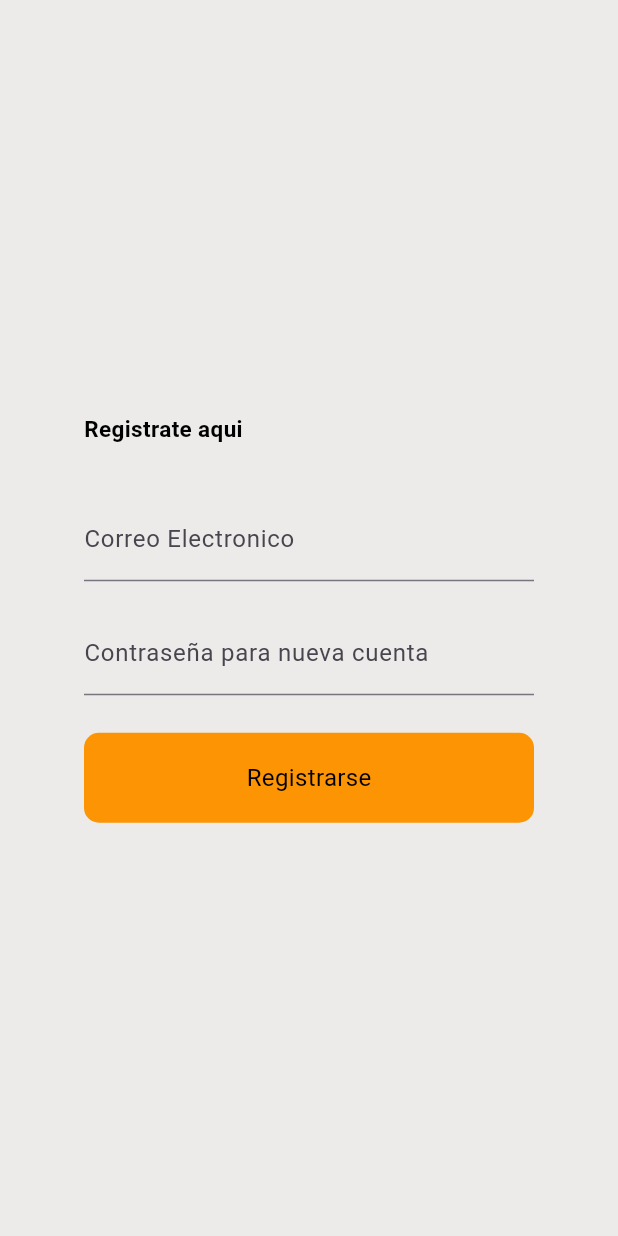
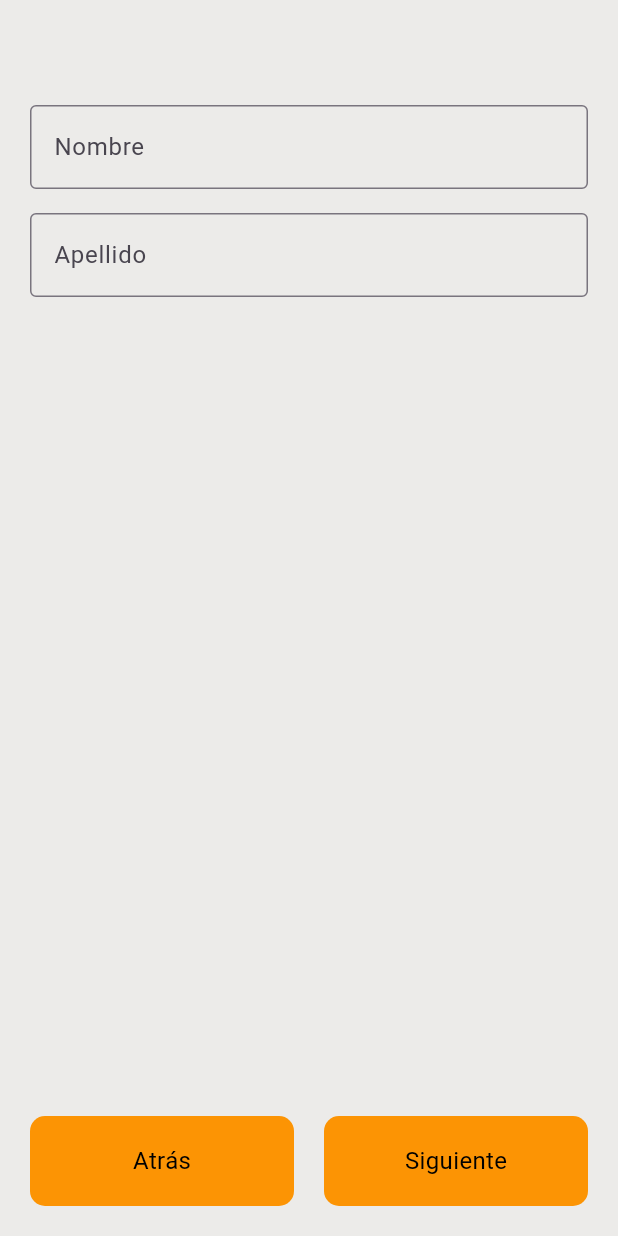
Before and after one commit to WesitosFsa/Cochasqui-APP, a Flutter app: the RegisterScreen screen opened directly, on a phone screen of 412 x 824 dp. Run offline on Flutter 3.47's test engine with Material 3 defaults, Android fonts, the phone set to English and light mode, and no system bars; our stand-ins replace flutter_map, geolocator, latlong2, supabase_flutter; missing offline and left inert: ar_flutter_plugin_updated, flutter_map_mbtiles, mbtiles; accounts and stored records are empty.

Commit message:
refactor(auth) Modificando Register y añadiendo mas campos

```diff
--- a/lib/features/auth/screens/register_screen.dart
+++ b/lib/features/auth/screens/register_screen.dart
@@ -1,131 +1,194 @@
-
 import 'package:cochasqui_park/core/supabase/auth_service.dart';
 import 'package:cochasqui_park/features/auth/widgets/buttonR.dart';
-import 'package:cochasqui_park/features/auth/widgets/fonts_bold.dart';
+import 'package:cochasqui_park/features/auth/widgets/textcamp.dart';
 import 'package:flutter/material.dart';
-
+import 'package:supabase_flutter/supabase_flutter.dart';
 
 class RegisterScreen extends StatefulWidget {
   const RegisterScreen({super.key});
 
   @override
-  State<RegisterScreen> createState() => _RegisterScreene();
+  State<RegisterScreen> createState() => _RegisterScreen();
 }
 
-class _RegisterScreene extends State<RegisterScreen> {
-  late TextEditingController _passwordController;
-  late TextEditingController _usernameController;
-  String? _error;
-  late bool _busy;
+class _RegisterScreen extends State<RegisterScreen> {
+  int currentStep = 0;
+  final nombreController = TextEditingController();
+  final apellidoController = TextEditingController();
+  final fechaNacimientoController = TextEditingController(); // Nuevo controlador para la fecha
+  String? genero;
+  final emailController = TextEditingController();
+  final passwordController = TextEditingController();
+  bool aceptoTerminos = false;
 
-  @override
-  void initState() {
-    super.initState();
+  List<Widget> pasosRegistro(BuildContext context) => [
+    _buildNombreApellido(),
+    _buildFechaNacimiento(context),
+    _buildGenero(),
+    _buildEmailPassword(),
+    _buildTerminos(),
+  ];
 
-    _busy = false;
-    _passwordController = TextEditingController(text: '');
-    _usernameController = TextEditingController(text: '');
+  Widget _buildNombreApellido() {
+    return Column(
+      children: [
+        TextCamp(label: 'Nombre', controller: nombreController),
+        SizedBox(height: 16),
+        TextCamp(label: 'Apellido', controller: apellidoController),
+      ],
+    );
   }
 
-  void _signup(BuildContext context) async {
+  Widget _buildFechaNacimiento(BuildContext context) {
+    return Column(
+      children: [
+        TextCamp(
+          label: 'Fecha de Nacimiento',
+          controller: fechaNacimientoController,
+          readOnly: true,
+          suffixIcon: Icon(Icons.calendar_today), // Hace que el campo sea de solo lectura
+          onTap: () async {
+            final picked = await showDatePicker(
+              context: context,
+              initialDate: DateTime(2000),
+              firstDate: DateTime(1900),
+              lastDate: DateTime.now(),
+            );
+            if (picked != null) {
               setState(() {
-      _busy = true;
-      _error = null;
-    });
-    final email = _usernameController.text.trim();
-    final password = _passwordController.text.trim();
-    if (!email.contains('@')) {
-    setState(() {
-      _error = 'Ingresa un correo válido.';
+                // Formatear la fecha como quieras mostrarla
+                fechaNacimientoController.text = "${picked.day}/${picked.month}/${picked.year}";
               });
             }
-    if (password.length < 6) {
-    setState(() {
-      _error = 'La contraseña debe tener al menos 6 caracteres.';
-    });
-    }
-    try {
-      final response = await AuthService().signUp(email, password);
-
-      if (response.user != null) {
-
-        if (mounted) {
-          // ignore: use_build_context_synchronously
-          Navigator.pop(context); // Va al login
-        }
-      } else {
-        setState(() {
-          _error = 'Error al registrarse.';
-        });
-      }
-    } catch (e) {
-      setState(() {
-        _error = 'Debes llenar todos los campos';
-      });
-    } finally {
-      setState(() {
-        _busy = false;
-      });
-    }
+          },
+        ),
+      ],
+    );
   }
 
+  Widget _buildGenero() {
+    return Column(
+      children: [
+        Text('Selecciona tu género'),
+        DropdownButton<String>(
+          value: genero,
+          items: ['Masculino', 'Femenino', 'Otro']
+              .map((g) => DropdownMenuItem(value: g, child: Text(g)))
+              .toList(),
+          onChanged: (value) {
+            setState(() {
+              genero = value;
+            });
+          },
+        ),
+      ],
+    );
+  }
 
+  Widget _buildEmailPassword() {
+    return Column(
+      children: [
+        TextCamp(label: 'Correo', controller: emailController),
+        SizedBox(height: 16),
+        TextCamp(label: 'Contraseña', controller: passwordController,obscureText: true,),
+      ],
+    );
+  }
+
+  Widget _buildTerminos() {
+    return CheckboxListTile(
+      title: Text("Acepto términos y condiciones"),
+      value: aceptoTerminos,
+      onChanged: (val) {
+        setState(() {
+          aceptoTerminos = val ?? false;
+        });
+      },
+    );
+  }
 
   @override
   Widget build(BuildContext context) {
     return Scaffold(
       backgroundColor: Color(0xFFECEBE9),
-        body: Center(
-          child: SingleChildScrollView(
-            child: Padding(
-              padding: const EdgeInsets.all(30),
-              child: Center(
-                child: SizedBox(
-                  width: 300,
+      body: Padding(
+        padding: const EdgeInsets.all(20),
         child: Column(
-                    mainAxisAlignment: MainAxisAlignment.center,
-                    crossAxisAlignment: CrossAxisAlignment.stretch,
+
           children: [
-                      text_bold(text: 'Registrate aqui' , size: 15,),
-                      const SizedBox(height: 35),
-                      TextFormField(
-                        controller: _usernameController,
-                        decoration: const InputDecoration(labelText: "Correo Electronico"),
-                        enabled: !_busy,
-                        onFieldSubmitted: _busy
-                            ? null
-                            : (String value) {
-                                _signup(context);
+            const SizedBox(height: 50),
+            Expanded(
+              child: pasosRegistro(context)[currentStep],
+            ),
+            Row(
+              mainAxisAlignment: MainAxisAlignment.spaceBetween,
+              children: [
+                Expanded(
+                  child: ButtonR(
+                    text: 'Atrás',
+                    showIcon: false,
+                    onTap: currentStep > 0
+                        ? () {
+                            setState(() {
+                              currentStep--;
+                            });
+                          }
+                        : null,
+                  ),
+                ),
+                const SizedBox(width: 20),
+                Expanded(
+                  child: ButtonR(
+                    text: currentStep == pasosRegistro(context).length - 1
+                        ? 'Registrarse'
+                        : 'Siguiente',
+                    showIcon: false,
+                    onTap: () {
+                      if (currentStep < pasosRegistro(context).length - 1) {
+                        setState(() {
+                          currentStep++;
+                        });
+                      } else {
+                        _registrarse();
+                      }
                     },
                   ),
-                      const SizedBox(height: 20),
-                      TextFormField(
-                        obscureText: true,
-                        controller: _passwordController,
-                        decoration: InputDecoration(
-                            labelText: "Contraseña para nueva cuenta", errorText: _error),
-                        enabled: !_busy,
-                        onFieldSubmitted: _busy
-                            ? null
-                            : (String value) {
-                                _signup(context);
-                              },
                 ),
-                      const SizedBox(height: 25),
-                      ButtonR(
-                        text: 'Registrarse',
-                        showIcon: false,
-                        //registro quemado sin coneccion a bdd por el momento
-                        onTap: () {
-                          _signup(context);
-                        }
-                      )
+              ],
+            ),
           ],
         ),
       ),
-              ),
-            ),
-          ),
-        ));
+    );
+  }
+
+  void _registrarse() async {
+    if (!aceptoTerminos) {
+      // mostrar error
+      return;
+    }
+
+    // Convertir la fecha de texto a DateTime
+    final fechaParts = fechaNacimientoController.text.split('/');
+    final fechaNacimiento = DateTime(
+      int.parse(fechaParts[2]),
+      int.parse(fechaParts[1]),
+      int.parse(fechaParts[0]),
+    );
+
+    final res = await AuthService().signUp(emailController.text, passwordController.text);
+    final userId = res.user?.id;
+
+    if (userId != null) {
+      await Supabase.instance.client.from('profiles').insert({
+        'id': userId,
+        'nombre': nombreController.text,
+        'apellido': apellidoController.text,
+        'fecha_nacimiento': fechaNacimiento.toIso8601String(),
+        'genero': genero,
+      });
+
+      // Redirigir a home o donde quieras
     }
   }
+}
--- /dev/null
+++ b/lib/features/auth/widgets/textcamp.dart
@@ -0,0 +1,36 @@
+// ignore_for_file: file_names
+import 'package:flutter/material.dart';
+
+class TextCamp extends StatelessWidget {
+  final String label;
+  final TextEditingController controller;
+  final bool obscureText;
+  final bool readOnly;
+  final Widget? suffixIcon;
+  final VoidCallback? onTap;
+
+  const TextCamp({
+    super.key,
+    required this.label,
+    required this.controller,
+    this.obscureText = false,
+    this.readOnly = false,
+    this.suffixIcon,
+    this.onTap,
+  });
+
+  @override
+  Widget build(BuildContext context) {
+    return TextField(
+      controller: controller,
+      obscureText: obscureText,
+      readOnly: readOnly,
+      onTap: onTap,
+      decoration: InputDecoration(
+        labelText: label,
+        border: OutlineInputBorder(),
+        suffixIcon: suffixIcon,
+      ),
+    );
+  }
+}
```
Lines whose indentation alone changed are shown as unchanged.
